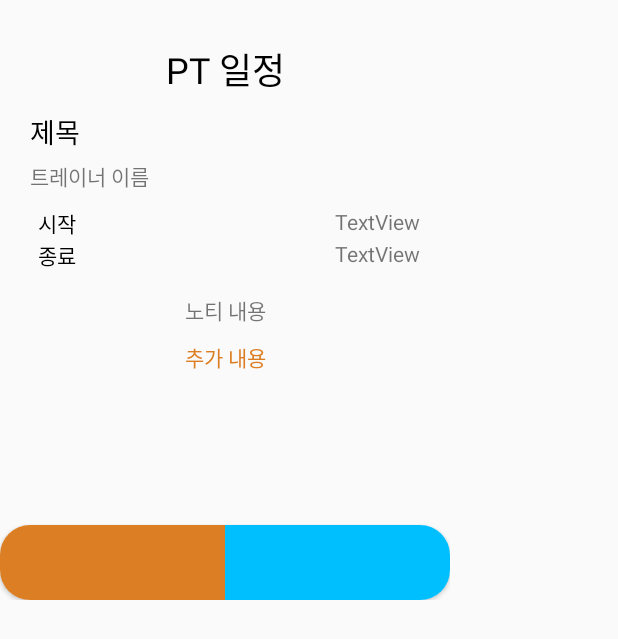
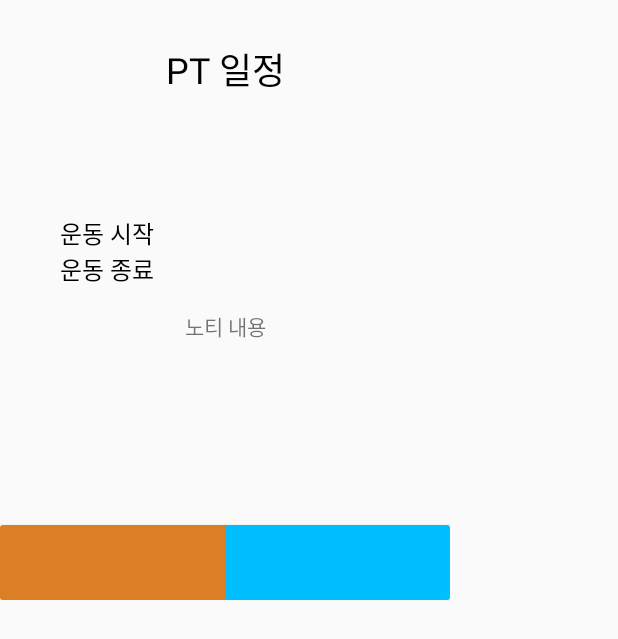
Before and after one commit to jisoo-log/COFFIT, an Android app: the layout activity_schedule_dialog.xml on its own in the app's theme, with its tools: preview values and no code run, on a phone screen of 412 x 824 dp. Shown: the top 639 px of the screen. Run offline under Robolectric (Android 15) with nearby library versions, the phone set to English and light mode, and no system bars.

```diff
--- a/app/build.gradle
+++ b/app/build.gradle
@@ -22,7 +22,7 @@ android {
         sourceCompatibility JavaVersion.VERSION_1_8
         targetCompatibility JavaVersion.VERSION_1_8
     }
-    packagingOptions{
+    packagingOptions {
         exclude 'META-INF/ASL2.0'
     }
 }
--- a/app/src/main/java/com/newblack/coffit/APIInterface.java
+++ b/app/src/main/java/com/newblack/coffit/APIInterface.java
@@ -16,6 +16,7 @@ import java.util.Date;
 import java.util.HashMap;
 import java.util.List;
 
+import okhttp3.ResponseBody;
 import retrofit2.Call;
 import retrofit2.http.Body;
 import retrofit2.http.DELETE;
@@ -53,7 +54,7 @@ public interface APIInterface {
     Call<Schedule> putSchedule(@Body Schedule schedule, @Path("scheduleId") int scheduleId, @Query("iAm") String iAm);
 
     @DELETE("schedules/{scheduleId}")
-    Call<Schedule> deleteSchedule(@Path("scheduleId") int scheduleId);
+    Call<ResponseBody> deleteSchedule(@Path("scheduleId") int scheduleId);
 
     @GET("schedules/students/{studentId}")
     Call<List<Schedule>> getSchedule(@Path("studentId") int studentId);
--- a/app/src/main/java/com/newblack/coffit/Activity/AddScheduleActivity.java
+++ b/app/src/main/java/com/newblack/coffit/Activity/AddScheduleActivity.java
@@ -131,11 +131,15 @@ public class AddScheduleActivity extends AppCompatActivity {
                                 //확인 클릭 시 retrofit으로 스케줄 보내줘야함! 나중에 구현할 것
                                 HashMap<String, Object> schedule = new HashMap<>();
 
+
                                 Calendar cal = Calendar.getInstance();
                                 int hour = Integer.parseInt(time.split(":")[0]);
                                 int min = Integer.parseInt(time.split(":")[1]);
                                 cal.set(selectedDay.getYear(),selectedDay.getMonth(),selectedDay.getDay(),hour,min);
-                                Date date = new Date(cal.getTimeInMillis());
+
+                                Date date = DateUtils.forServerTime(selectedDay.getYear(),selectedDay.getMonth(),selectedDay.getDay(),hour,min);
+//                                String dateString = DateUtils.dateToString(date);
+                                Log.d("TAG", DateUtils.fromServerTime(date));
                                 schedule.put("state",0);
                                 schedule.put("date",date);
                                 schedule.put("is_trainer",false);
--- a/app/src/main/java/com/newblack/coffit/Activity/MainActivity.java
+++ b/app/src/main/java/com/newblack/coffit/Activity/MainActivity.java
@@ -135,7 +135,10 @@ public class MainActivity extends AppCompatActivity {
 
         switch (id){
             case R.id.menu_search:
-                Toast.makeText(this,"찾기 버튼",Toast.LENGTH_SHORT).show();
+                Toast.makeText(this,"노티 버튼",Toast.LENGTH_SHORT).show();
+                //for time test -> end!
+//                Intent intent2 = new Intent(this,TimeControlActivity.class);
+//                startActivity(intent2);
                 break;
             case R.id.menu_alarm:
                 Intent intent = new Intent(this,NotiActivity.class);
--- a/app/src/main/java/com/newblack/coffit/Adapter/TrainerAdapter.java
+++ b/app/src/main/java/com/newblack/coffit/Adapter/TrainerAdapter.java
@@ -98,7 +98,6 @@ public class TrainerAdapter extends RecyclerView.Adapter<TrainerAdapter.TrainerH
                         }
                     }
 
-                    Log.d("test", "position = "+ getAdapterPosition());
                 }
             });
 
--- a/app/src/main/res/layout/activity_schedule_dialog.xml
+++ b/app/src/main/res/layout/activity_schedule_dialog.xml
@@ -28,10 +28,9 @@
             android:id="@+id/tv_summary"
             android:layout_width="wrap_content"
             android:layout_height="wrap_content"
-            android:layout_marginTop="10dp"
+            android:layout_marginTop="20dp"
             android:textSize="18sp"
             android:textColor="@android:color/black"
-            android:text="제목"
             app:layout_constraintTop_toBottomOf="@id/tv_title"
             app:layout_constraintStart_toStartOf="parent"/>
 
@@ -40,48 +39,57 @@
             android:layout_width="wrap_content"
             android:layout_height="wrap_content"
             android:layout_marginTop="5dp"
+            android:layout_marginEnd="20dp"
+            android:textAlignment="textEnd"
             android:textSize="14sp"
-            android:text="트레이너 이름"
-            app:layout_constraintTop_toBottomOf="@id/tv_summary"
-            app:layout_constraintStart_toStartOf="parent"/>
+            app:layout_constraintEnd_toEndOf="parent"
+            app:layout_constraintTop_toBottomOf="@id/tv_summary" />
 
         <TextView
             android:id="@+id/tv_start"
             android:layout_width="wrap_content"
             android:layout_height="wrap_content"
             android:layout_marginTop="10dp"
-            android:layout_marginStart="5dp"
+            android:layout_marginStart="20dp"
+            android:textSize="16sp"
             app:layout_constraintTop_toBottomOf="@id/tv_username"
             app:layout_constraintStart_toStartOf="parent"
             android:textColor="@android:color/black"
-            android:text="시작" />
+            android:text="운동 시작" />
 
         <TextView
             android:id="@+id/tv_end"
             android:layout_width="wrap_content"
             android:layout_height="wrap_content"
-            android:layout_marginStart="5dp"
+            android:layout_marginStart="20dp"
+            android:textSize="16sp"
             app:layout_constraintTop_toBottomOf="@id/tv_start"
             app:layout_constraintStart_toStartOf="parent"
             android:textColor="@android:color/black"
-            android:text="종료" />
+            android:text="운동 종료" />
 
         <TextView
             android:id="@+id/tv_starttime"
             android:layout_width="wrap_content"
             android:layout_height="wrap_content"
             android:layout_marginTop="10dp"
+            android:layout_marginEnd="20dp"
+            android:textSize="16sp"
+            android:textColor="@android:color/darker_gray"
             app:layout_constraintEnd_toEndOf="parent"
             app:layout_constraintTop_toBottomOf="@id/tv_username"
-            android:text="TextView" />
+            />
 
         <TextView
             android:id="@+id/tv_endtime"
             android:layout_width="wrap_content"
             android:layout_height="wrap_content"
+            android:textColor="@android:color/darker_gray"
+            android:layout_marginEnd="20dp"
+            android:textSize="16sp"
             app:layout_constraintTop_toBottomOf="@id/tv_start"
             app:layout_constraintEnd_toEndOf="parent"
-            android:text="TextView" />
+             />
 
         <TextView
             android:id="@+id/tv_noti"
@@ -98,11 +106,13 @@
             android:layout_width="wrap_content"
             android:layout_height="wrap_content"
             android:layout_marginTop="10dp"
+            android:textAlignment="center"
+            android:gravity="center"
+            android:textSize="18sp"
             app:layout_constraintStart_toStartOf="parent"
             app:layout_constraintEnd_toEndOf="parent"
             app:layout_constraintTop_toBottomOf="@id/tv_noti"
-            android:textColor="@color/colorDark"
-            android:text="추가 내용" />
+            android:textColor="@color/colorDark" />
 
     </androidx.constraintlayout.widget.ConstraintLayout>
 
@@ -113,8 +123,7 @@
         android:layout_height="wrap_content"
         app:layout_constraintBottom_toBottomOf="parent"
         app:layout_constraintStart_toStartOf="parent"
-        app:layout_constraintEnd_toEndOf="parent"
-        app:cardCornerRadius="20dp">
+        app:layout_constraintEnd_toEndOf="parent">
 
 
         <LinearLayout
@@ -127,12 +136,16 @@
             android:layout_width="0dp"
             android:layout_height="match_parent"
             android:layout_weight="1"
+            android:textAlignment="center"
+            android:gravity="center"
             android:background="@color/colorDark"/>
         <TextView
             android:id="@+id/tv_right"
             android:layout_width="0dp"
             android:layout_height="match_parent"
             android:layout_weight="1"
+            android:textAlignment="center"
+            android:gravity="center"
             android:background="@color/colorMain"/>
 
         </LinearLayout>
```
Also changed, not shown: app/src/main/AndroidManifest.xml (+8 -5 lines), app/src/main/java/com/newblack/coffit/Activity/ScheduleActivity.java (+10 -10 lines), app/src/main/java/com/newblack/coffit/Activity/ScheduleDialogActivity.java (+23 -9 lines), app/src/main/java/com/newblack/coffit/Activity/TimeControlActivity.java (added, +176 -0 lines), app/src/main/java/com/newblack/coffit/Adapter/ScheduleAdapter.java (+22 -16 lines), app/src/main/java/com/newblack/coffit/Data/Schedule.java (+35 -14 lines), app/src/main/java/com/newblack/coffit/DateUtils.java (+76 -0 lines), app/src/main/res/layout/activity_time_control.xml (added, +29 -0 lines).
